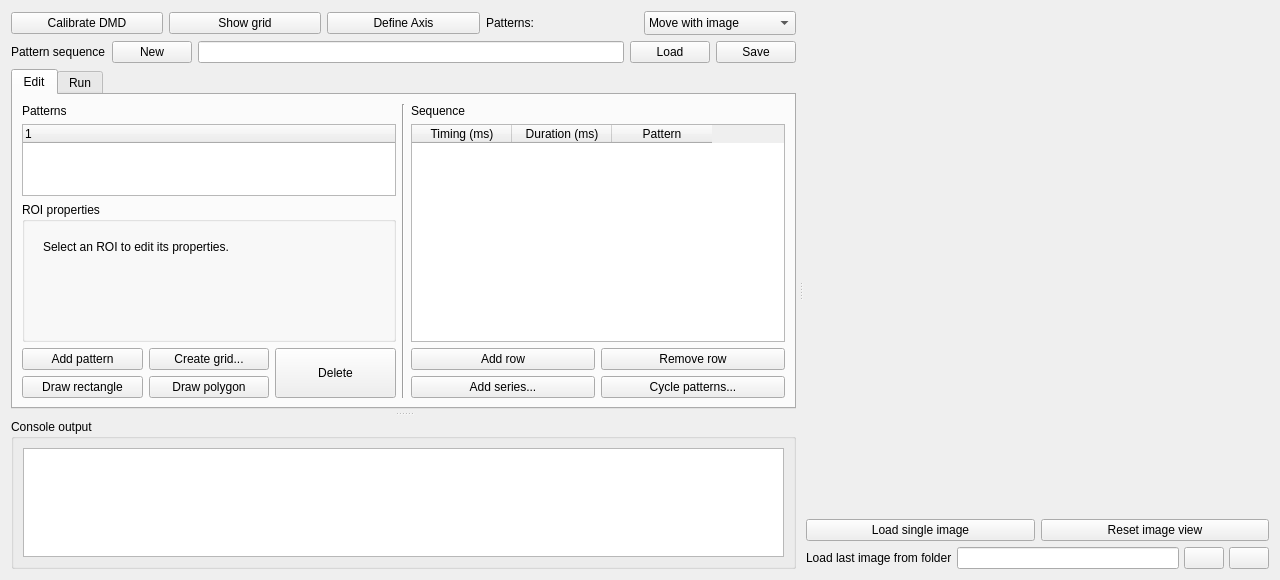
Qt form stim1p/ui/qt/DMD_stim.ui (gfayebedrin/DMDcontrol) before a commit.
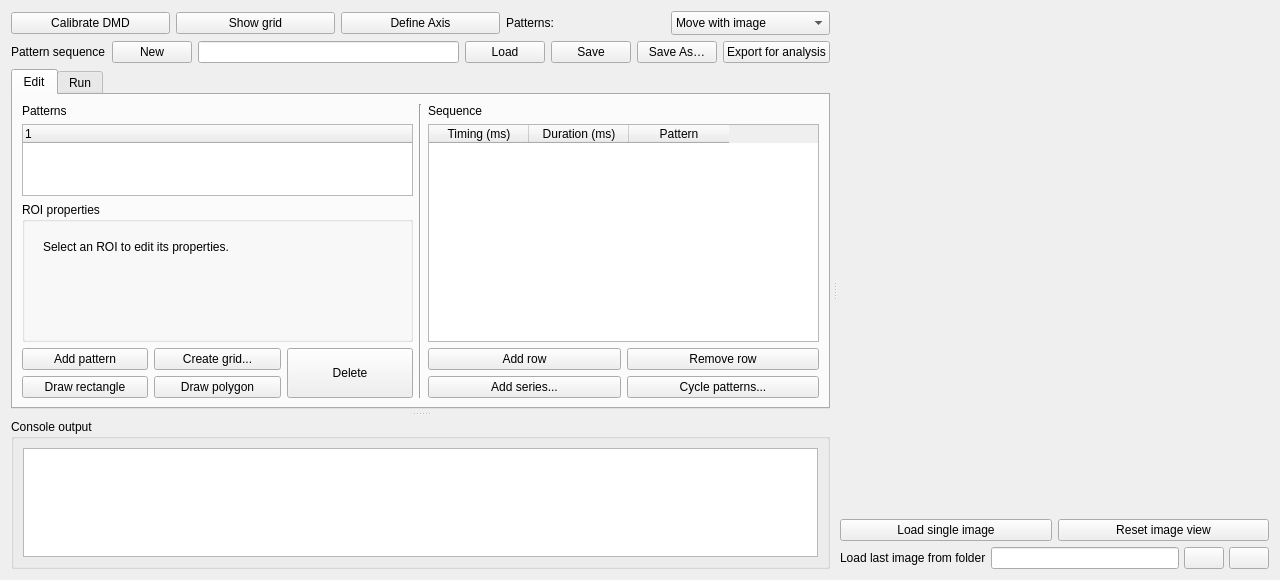
The same form after that commit. Icons and pictures are not drawn.

Commit message: Saving patterns in image coordinates for further analysis

What changed in the file:
```diff
--- a/stim1p/ui/qt/DMD_stim.ui
+++ b/stim1p/ui/qt/DMD_stim.ui
@@ -140,7 +140,7 @@
            </widget>
           </item>
           <item>
-           <widget class="QPushButton" name="pushButton_save_patterns">
+          <widget class="QPushButton" name="pushButton_save_patterns">
             <property name="text">
              <string>Save</string>
             </property>
@@ -152,6 +152,32 @@
             </property>
            </widget>
           </item>
+          <item>
+           <widget class="QPushButton" name="pushButton_save_patterns_as">
+            <property name="text">
+             <string>Save As…</string>
+            </property>
+            <property name="icon">
+             <iconset theme="QIcon::ThemeIcon::DocumentSaveAs"/>
+            </property>
+            <property name="toolTip">
+             <string>Save the pattern sequence to a new file</string>
+            </property>
+           </widget>
+          </item>
+          <item>
+           <widget class="QPushButton" name="pushButton_export_patterns">
+            <property name="text">
+             <string>Export for analysis</string>
+            </property>
+            <property name="icon">
+             <iconset theme="QIcon::ThemeIcon::DocumentSend"/>
+            </property>
+            <property name="toolTip">
+             <string>Export sequence with axis metadata for offline analysis</string>
+            </property>
+           </widget>
+          </item>
          </layout>
         </item>
         <item>
```
The commit also changes 2 other files.
